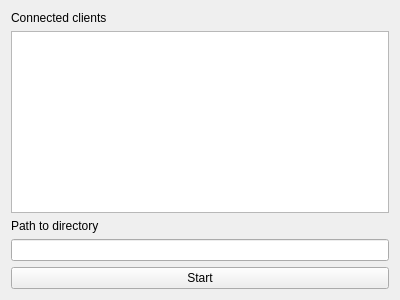
Before: the Qt Designer form client_app/serverwidget.ui in Che1012/qtFileServer, drawn with Qt 5.
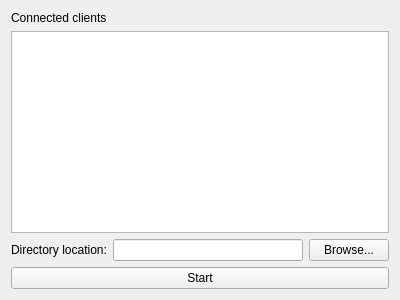
After: the same form once the commit is applied.

```diff
--- a/client_app/serverwidget.ui
+++ b/client_app/serverwidget.ui
@@ -25,14 +25,25 @@
     <widget class="QListWidget" name="listWidget"/>
    </item>
    <item>
+    <layout class="QHBoxLayout" name="horizontalLayout">
+     <item>
     <widget class="QLabel" name="pathLabel">
      <property name="text">
-      <string>Path to directory</string>
+        <string>Directory location:</string>
      </property>
     </widget>
    </item>
    <item>
     <widget class="QLineEdit" name="pathLine"/>
+     </item>
+     <item>
+      <widget class="QPushButton" name="browseBtn">
+       <property name="text">
+        <string>Browse...</string>
+       </property>
+      </widget>
+     </item>
+    </layout>
    </item>
    <item>
     <widget class="QPushButton" name="startBtn">
```
Lines whose indentation alone changed are shown as unchanged.
